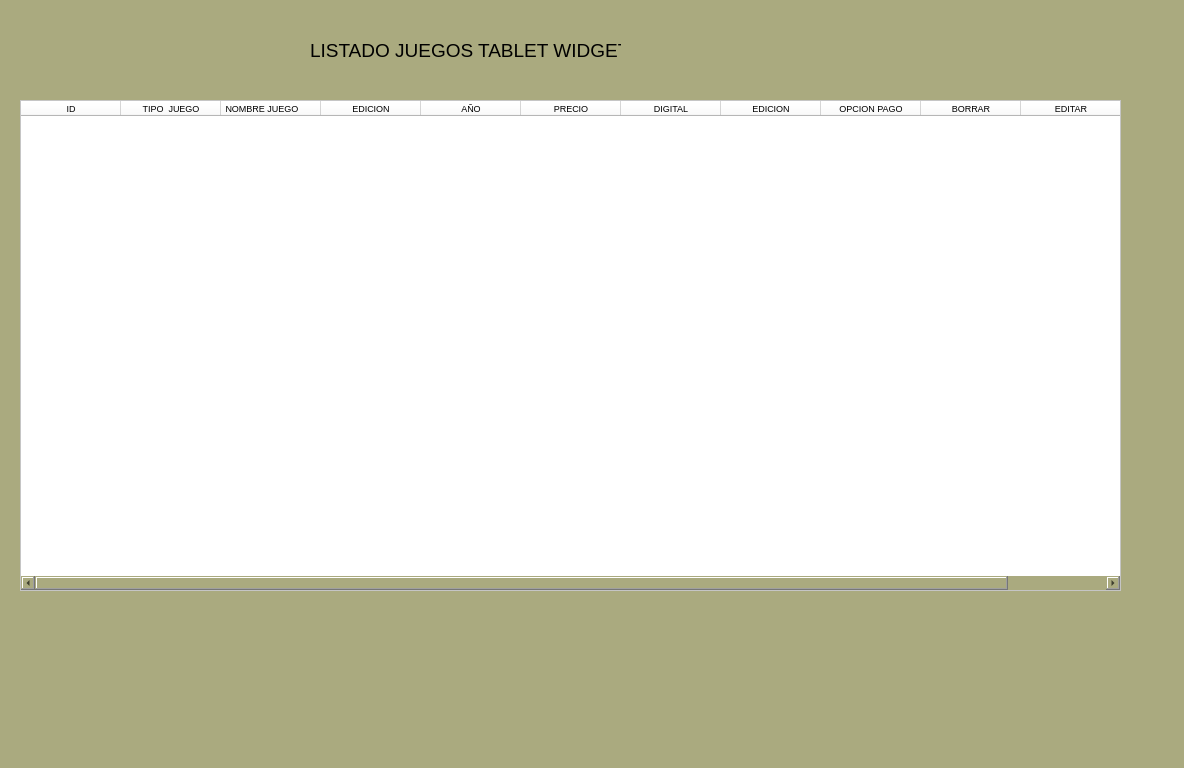
JesusDiazCurso/aplicacionPractica, file aplicacionpracticaPython/aplicaciondeGestion/ventanas01/ventana_table_widget.ui: the form before one commit.
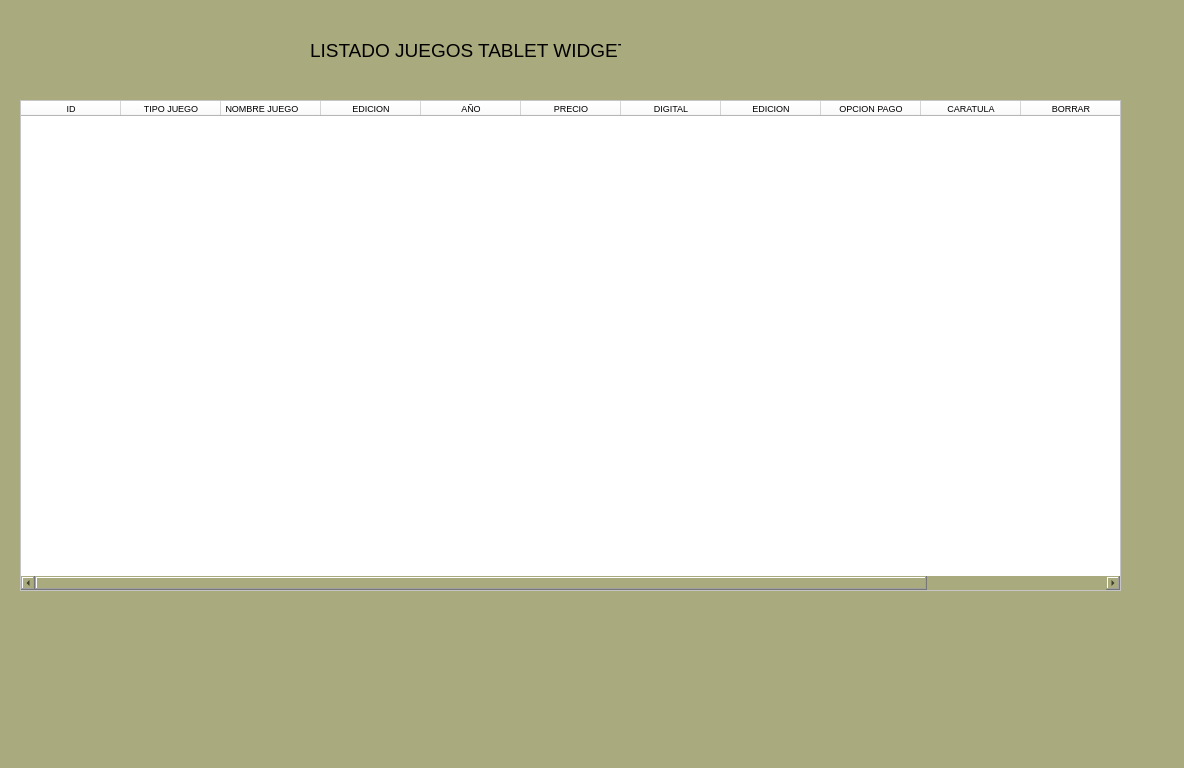
The form after the commit.

What changed in the file:
```diff
--- a/aplicacionpracticaPython/aplicaciondeGestion/ventanas01/ventana_table_widget.ui
+++ b/aplicacionpracticaPython/aplicaciondeGestion/ventanas01/ventana_table_widget.ui
@@ -56,7 +56,7 @@
     </column>
     <column>
      <property name="text">
-      <string>TIPO  JUEGO</string>
+      <string>TIPO JUEGO</string>
      </property>
      <property name="font">
       <font>
@@ -138,6 +138,17 @@
       </font>
      </property>
     </column>
+    <column>
+     <property name="text">
+      <string>CARATULA</string>
+     </property>
+     <property name="font">
+      <font>
+       <family>MS Shell Dlg 2</family>
+       <pointsize>7</pointsize>
+      </font>
+     </property>
+    </column>
     <column>
      <property name="text">
       <string>BORRAR</string>
```
